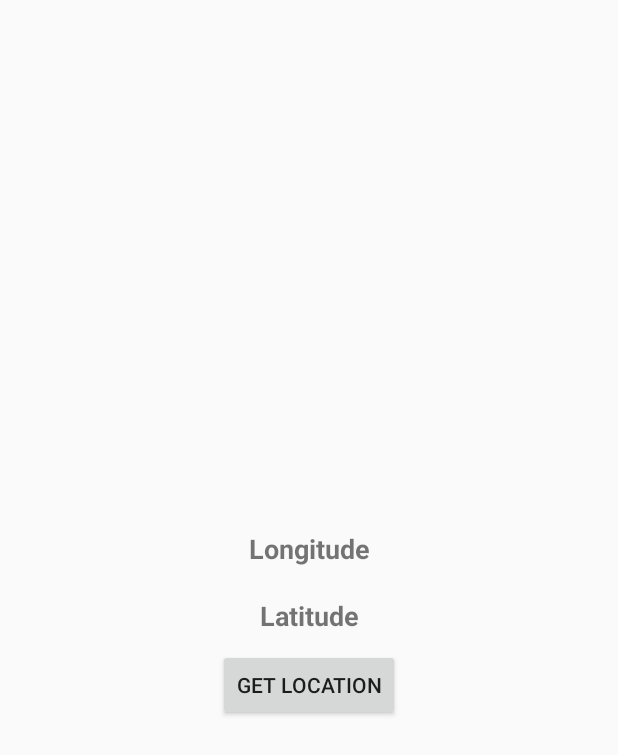
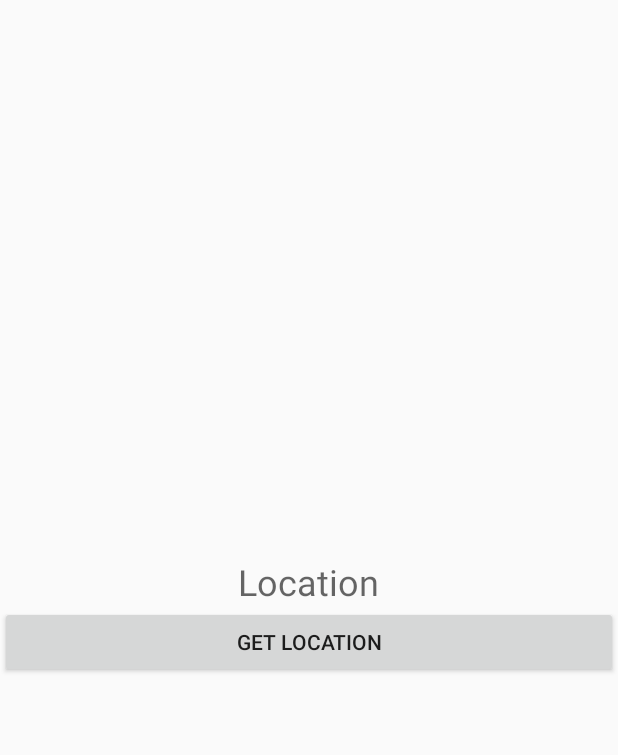
Before and after one commit to CMPUT301W21T08/ProjectCurie, an Android app: the layout fragment_addgeo.xml on its own in the app's theme, with its tools: preview values and no code run, on a phone screen of 412 x 824 dp. Shown: the top 755 px of the screen. Run offline under Robolectric (Android 15) with nearby library versions, the phone set to English and light mode, and no system bars.

Commit message:
Geolocation
Okay so It is able to pull current location, also it asks the user when you first boot the app. I changed the AndroidManifest just for testing purposes. Not sure what else to change/connect. Still need to make it update on firebase

```diff
--- a/app/src/main/res/layout/fragment_addgeo.xml
+++ b/app/src/main/res/layout/fragment_addgeo.xml
@@ -1,39 +1,20 @@
 <?xml version="1.0" encoding="utf-8"?>
-<LinearLayout
-    xmlns:android="http://schemas.android.com/apk/res/android"
+<LinearLayout xmlns:android="http://schemas.android.com/apk/res/android"
     xmlns:tools="http://schemas.android.com/tools"
     android:layout_width="match_parent"
+    android:layout_height="match_parent"
     android:orientation="vertical"
-    android:layout_gravity="center"
     android:gravity="center"
-    android:layout_height="match_parent"
     tools:context=".MainActivity">
-
-
     <TextView
-        android:id="@+id/text_location"
+        android:id="@+id/showLocation"
+        android:layout_width="wrap_content"
+        android:layout_height="wrap_content"
+        android:hint="Location"
+        android:textSize="24sp" />
+    <Button
+        android:id="@+id/btnGetLocation"
         android:layout_width="match_parent"
         android:layout_height="wrap_content"
-        android:layout_margin="10dp"
-        android:text="Longitude"
-        android:textAlignment="center"
-        android:textSize="18sp"
-        android:textStyle="bold" />
-
-    <TextView
-        android:id="@+id/text_location2"
-        android:layout_width="match_parent"
-        android:layout_height="wrap_content"
-        android:layout_margin="10dp"
-        android:text="Latitude"
-        android:textAlignment="center"
-        android:textSize="18sp"
-        android:textStyle="bold" />
-
-    <Button
-        android:id="@+id/button_location"
-        android:text="Get Location"
-        android:layout_width="wrap_content"
-        android:layout_height="wrap_content"/>
-
+        android:text="Get Location" />
 </LinearLayout>
```
Also changed, not shown: app/src/main/AndroidManifest.xml (+4 -3 lines), app/src/main/java/com/example/projectcurie/GetGeoLocation.java (+69 -88 lines), app/src/main/java/com/example/projectcurie/Trial.java (+10 -4 lines).
